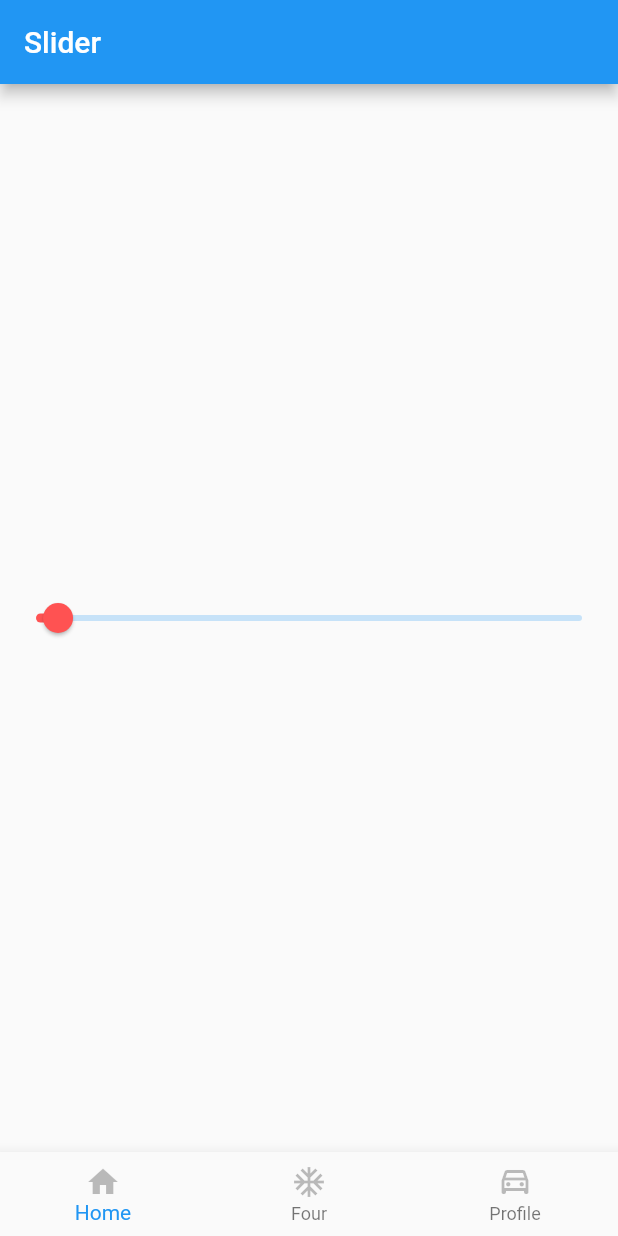
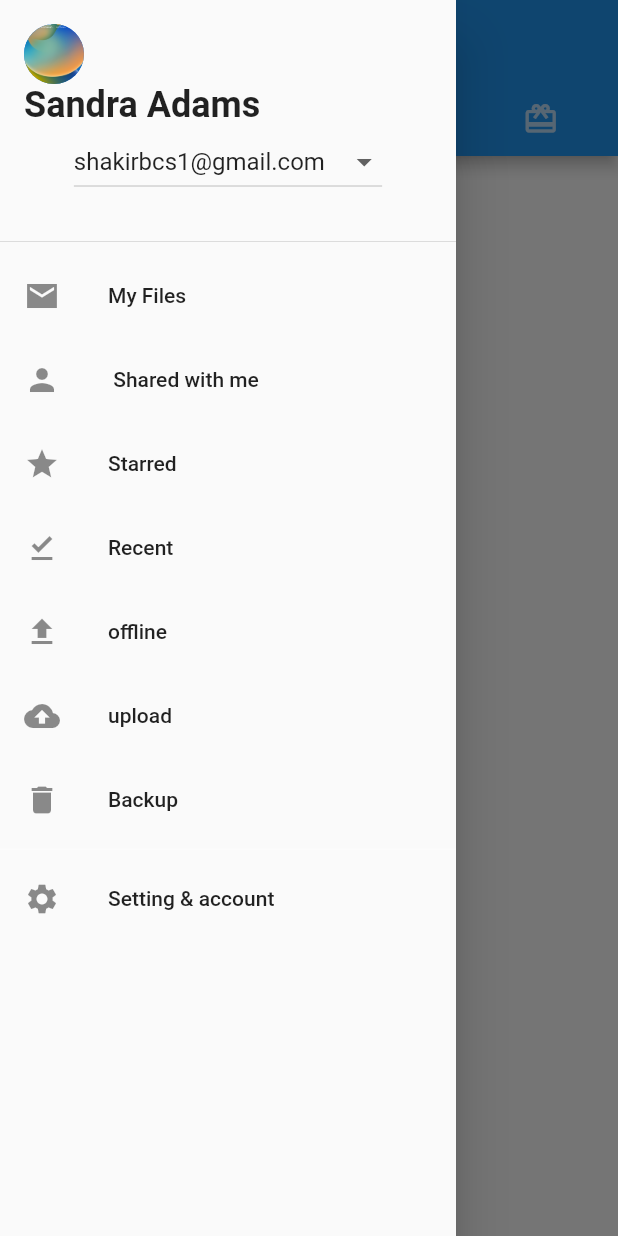
Before and after one commit to mshakir01/cfPakistanFirstApp, a Flutter app: the screen it shows after launch, with the side drawer open (before the commit the screen has no drawer), on a phone screen of 412 x 824 dp. Run offline on Flutter 3.47's test engine with Material 2 defaults, Android fonts, the phone set to English and light mode, and no system bars.

Commit message:
Update
TabBar
DropDownButton
Drawar Side Menu Bar

```diff
--- a/lib/main.dart
+++ b/lib/main.dart
@@ -1,6 +1,8 @@
 import 'package:first_app/practice/bottom_navigatoin.dart';
+import 'package:first_app/practice/tab_bar.dart';
 import 'package:first_app/seasion_five.dart';
 import 'package:first_app/season_two.dart';
+import 'package:first_app/third_month/tabbar_screen.dart';
 import 'package:flutter/material.dart';
 import 'five_seasion.dart';
 import 'fourthSeasion.dart';
@@ -21,7 +23,7 @@ class MyApp extends StatelessWidget {
       theme: ThemeData(
         primarySwatch: Colors.blue,
       ),
-      home:  FiveSeasionScreen(),
+      home:  TabBarDropDownScreen(),
     );
   }
 }
--- /dev/null
+++ b/lib/third_month/dropdownScreen.dart
@@ -0,0 +1,39 @@
+import 'package:flutter/material.dart';
+
+class DropDownScreeen extends StatefulWidget {
+  const DropDownScreeen({Key? key}) : super(key: key);
+
+  @override
+  State<DropDownScreeen> createState() => _DropDownScreeenState();
+}
+
+class _DropDownScreeenState extends State<DropDownScreeen> {
+  String defaultValue = "Selected";
+
+  List items = ["Selected","item 1", "item 2", "item 3"];
+
+  @override
+  Widget build(BuildContext context) {
+    return Scaffold(
+      backgroundColor: Colors.white,
+      body: Column(
+        mainAxisAlignment: MainAxisAlignment.center,
+        children: [
+          Center(
+            child: DropdownButton(
+                value: defaultValue,
+                items: items.map<DropdownMenuItem<String>>((data) {
+                  return DropdownMenuItem
+                    (value: data, child: Text(data));
+                }).toList(),
+                onChanged: ( newvalue) {
+                  setState(() {
+                    defaultValue=newvalue!;
+                  });
+                }),
+          )
+        ],
+      ),
+    );
+  }
+}
--- /dev/null
+++ b/lib/third_month/tabbar_screen.dart
@@ -0,0 +1,146 @@
+import 'package:flutter/material.dart';
+
+import 'dropdownScreen.dart';
+
+class TabBarDropDownScreen extends StatefulWidget {
+  const TabBarDropDownScreen({Key? key}) : super(key: key);
+
+  @override
+  State<TabBarDropDownScreen> createState() => _TabBarDropDownScreenState();
+}
+
+class _TabBarDropDownScreenState extends State<TabBarDropDownScreen> {
+  String dropdownValue = "shakirbcs1@gmail.com";
+  List items = ["shakirbcs1@gmail.com", "muhd.shakiir@gmail.com", "namalom@gmail.com"];
+  @override
+  Widget build(BuildContext context) {
+    return DefaultTabController(
+      length: 4,
+      child: Scaffold(
+        drawer: Drawer(
+          child: ListView(
+            children: [
+              DrawerHeader(
+                  child: Column(
+                crossAxisAlignment: CrossAxisAlignment.start,
+                mainAxisAlignment: MainAxisAlignment.start,
+                children: [
+                  CircleAvatar(
+                    backgroundImage: AssetImage("assets/images/iphone.png"),
+                  ),
+                  Text("Sandra Adams",style: TextStyle(fontWeight: FontWeight.bold,fontSize: 24),),
+
+                  Center(
+                    child: Container(
+                        child: DropdownButton(
+                          value: dropdownValue,
+                          items: items.map<DropdownMenuItem<String>>((e) {
+                            return DropdownMenuItem(
+                                value: e,
+                                child: Text(e));
+                          }).toList(),
+                          onChanged: (value) {
+                           setState(() {
+                             dropdownValue=value!;
+                           });
+                          },
+                        )),
+                  )
+                ],
+              )),
+              ListTile(
+                onTap: (){
+                  Navigator.push(context, MaterialPageRoute(builder: (context)=>TabBarDropDownScreen()));
+                },
+                leading: Icon(Icons.mail_sharp),
+                title: Text("My Files"),
+              ),
+              ListTile(
+                leading: Icon(Icons.person),
+                title: Text(" Shared with me"),
+              ),
+              ListTile(
+                leading: Icon(Icons.star),
+                title: Text("Starred"),
+              ),
+              ListTile(
+                leading: Icon(Icons.download_done_sharp),
+                title: Text("Recent"),
+              ),
+              ListTile(
+                leading: Icon(Icons.upload),
+                title: Text("offline"),
+              ),
+              ListTile(
+                leading: Icon(Icons.backup),
+                title: Text("upload"),
+              ),
+              ListTile(
+                leading: Icon(Icons.delete),
+                title: Text("Backup"),
+              ),
+              Padding(
+                padding: EdgeInsets.symmetric(vertical: 4.0),
+                child: Divider(
+                  height: 2,
+                  color: Colors.white60,
+                ),
+              ),
+              ListTile(
+                leading: Icon(Icons.settings),
+                title: Text("Setting & account"),
+              ),
+            ],
+          ),
+        ),
+        appBar: AppBar(
+          bottom: TabBar(
+            tabs: [
+              Tab(
+                icon: Icon(Icons.home),
+              ),
+              Tab(
+                icon: Icon(Icons.access_alarm),
+              ),
+              Tab(
+                icon: Icon(Icons.card_giftcard_outlined),
+              ),
+              Tab(
+                icon: Icon(Icons.card_giftcard_outlined),
+              ),
+            ],
+          ),
+        ),
+        body: TabBarView(
+          children: [
+            DropDownScreeen(),
+            Container(
+              color: Colors.yellow,
+              width: double.infinity,
+              child: Text(
+                "Box 2",
+                style: TextStyle(fontSize: 30, fontWeight: FontWeight.bold),
+              ),
+            ),
+            Container(
+              color: Colors.white60,
+              width: double.infinity,
+              child: Text(
+                "Box 3",
+                style: TextStyle(fontSize: 30, fontWeight: FontWeight.bold),
+              ),
+            ),
+            Container(
+              color: Colors.blueGrey,
+              width: double.infinity,
+              child: Text(
+                "Box 4",
+                style: TextStyle(fontSize: 30, fontWeight: FontWeight.bold),
+              ),
+            ),
+          ],
+        ),
+      ),
+    );
+  }
+}
```
Also changed, not shown: lib/home_page.dart (+1 -14 lines), lib/practice/drop_screen.dart (added, +38 -0 lines), lib/practice/tab_bar.dart (added, +64 -0 lines).
